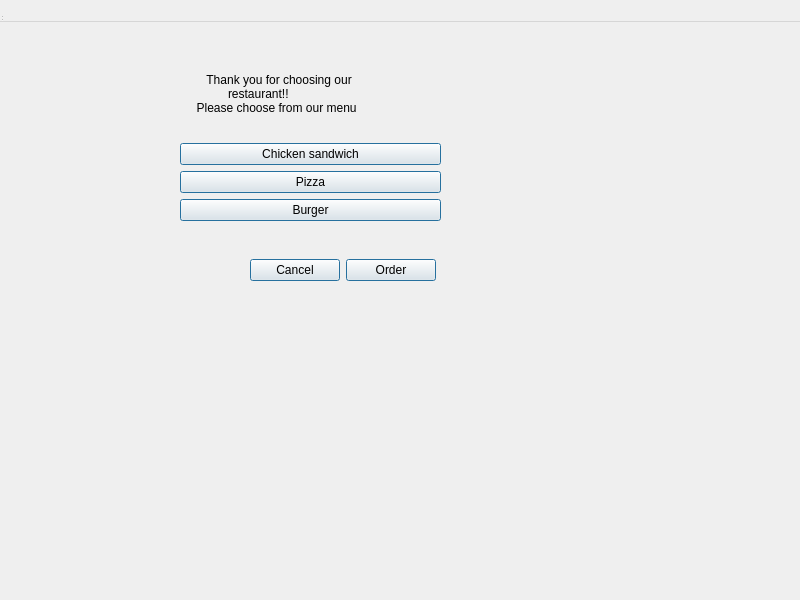
Qt form rqt_mypkg/resource/MyPlugin.ui (ikramerekabi/Delivery_Service_Robot) before a commit.
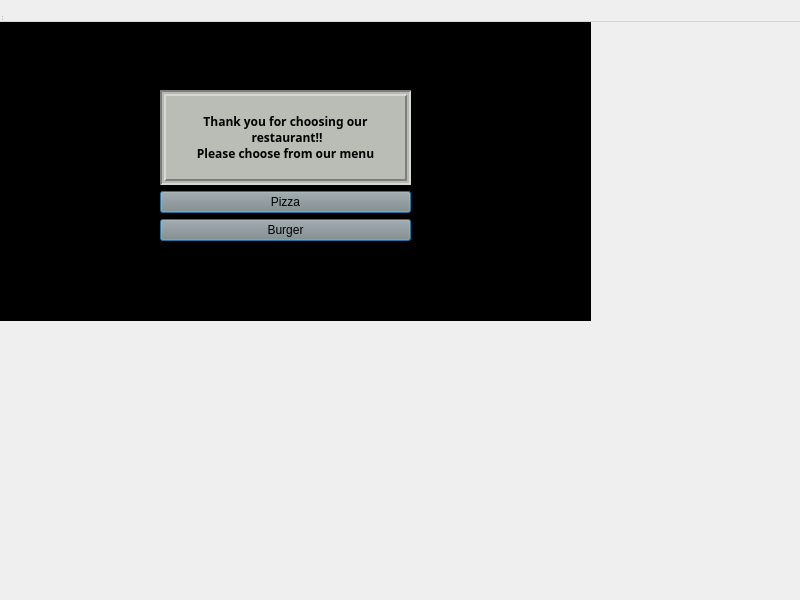
The same form after that commit.

The edit to the form file:
```diff
--- a/rqt_mypkg/resource/MyPlugin.ui
+++ b/rqt_mypkg/resource/MyPlugin.ui
@@ -13,37 +13,40 @@
   <property name="windowTitle">
    <string>MainWindow</string>
   </property>
+  <property name="autoFillBackground">
+   <bool>true</bool>
+  </property>
+  <property name="inputMethodHints">
+   <set>Qt::ImhHiddenText</set>
+  </property>
   <widget class="QWidget" name="centralwidget" native="true">
    <property name="geometry">
     <rect>
      <x>0</x>
-     <y>0</y>
+     <y>10</y>
      <width>591</width>
      <height>311</height>
     </rect>
    </property>
+   <property name="styleSheet">
+    <string notr="true">background-color: rgb(0, 0, 0);
+alternate-background-color: rgb(115, 210, 22);</string>
+   </property>
    <widget class="QWidget" name="gridLayoutWidget">
     <property name="geometry">
      <rect>
-      <x>180</x>
-      <y>50</y>
-      <width>261</width>
-      <height>171</height>
+      <x>160</x>
+      <y>80</y>
+      <width>251</width>
+      <height>151</height>
      </rect>
     </property>
     <layout class="QGridLayout" name="gridLayout">
      <item row="1" column="0">
-      <widget class="QPushButton" name="Chicken_san_button">
-       <property name="text">
-        <string>Chicken sandwich</string>
-       </property>
-       <property name="default">
-        <bool>true</bool>
-       </property>
-      </widget>
-     </item>
-     <item row="2" column="0">
       <widget class="QPushButton" name="Pizza_button">
+       <property name="styleSheet">
+        <string notr="true">background-color: rgb(136, 138, 133);</string>
+       </property>
        <property name="text">
         <string>Pizza</string>
        </property>
@@ -52,8 +55,11 @@
        </property>
       </widget>
      </item>
-     <item row="3" column="0">
+     <item row="2" column="0">
       <widget class="QPushButton" name="Burger_button">
+       <property name="styleSheet">
+        <string notr="true">background-color: rgb(136, 138, 133);</string>
+       </property>
        <property name="text">
         <string>Burger</string>
        </property>
@@ -64,43 +70,58 @@
      </item>
      <item row="0" column="0">
       <widget class="QLabel" name="label">
-       <property name="text">
-        <string>        Thank you for choosing our   
-   	restaurant!!
-     Please choose from our menu</string>
+       <property name="font">
+        <font>
+         <family>Ubuntu Mono</family>
+         <weight>75</weight>
+         <bold>true</bold>
+        </font>
        </property>
-      </widget>
-     </item>
-    </layout>
-   </widget>
-   <widget class="QWidget" name="horizontalLayoutWidget">
-    <property name="geometry">
-     <rect>
-      <x>250</x>
-      <y>230</y>
-      <width>186</width>
-      <height>80</height>
-     </rect>
-    </property>
-    <layout class="QHBoxLayout" name="horizontalLayout_4">
-     <item>
-      <widget class="QPushButton" name="Cancel_button">
-       <property name="text">
-        <string>Cancel</string>
+       <property name="mouseTracking">
+        <bool>true</bool>
        </property>
-       <property name="default">
+       <property name="tabletTracking">
         <bool>true</bool>
        </property>
-      </widget>
-     </item>
-     <item>
-      <widget class="QPushButton" name="Order_button">
+       <property name="layoutDirection">
+        <enum>Qt::LeftToRight</enum>
+       </property>
+       <property name="autoFillBackground">
+        <bool>false</bool>
+       </property>
+       <property name="styleSheet">
+        <string notr="true">
+background-color: rgb(186, 189, 182);</string>
+       </property>
+       <property name="frameShape">
+        <enum>QFrame::Box</enum>
+       </property>
+       <property name="frameShadow">
+        <enum>QFrame::Sunken</enum>
+       </property>
+       <property name="lineWidth">
+        <number>2</number>
+       </property>
+       <property name="midLineWidth">
+        <number>2</number>
+       </property>
        <property name="text">
-        <string>Order</string>
+        <string>Thank you for choosing our   
+ restaurant!!
+Please choose from our menu</string>
        </property>
-       <property name="default">
+       <property name="textFormat">
+        <enum>Qt::PlainText</enum>
+       </property>
+       <property name="alignment">
+        <set>Qt::AlignCenter</set>
+       </property>
+       <property name="wordWrap">
         <bool>true</bool>
        </property>
+       <property name="margin">
+        <number>3</number>
+       </property>
       </widget>
      </item>
     </layout>
```
